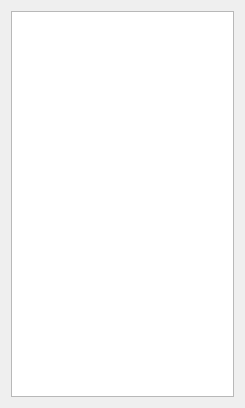
This is orderview.ui in LASTLINEK/BaoShiMiZhen as Qt 5 draws it before an edit. The edited form follows.
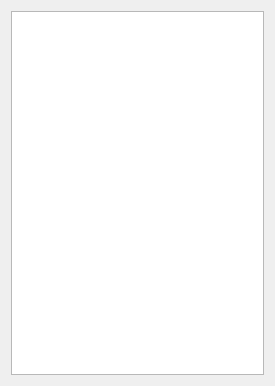
This is the edited form. Icons and pictures are not drawn.

What changed in the file:
```diff
--- a/orderview.ui
+++ b/orderview.ui
@@ -6,8 +6,8 @@
    <rect>
     <x>0</x>
     <y>0</y>
-    <width>245</width>
-    <height>408</height>
+    <width>275</width>
+    <height>386</height>
    </rect>
   </property>
   <property name="font">
@@ -22,10 +22,13 @@
    <string>排行榜</string>
   </property>
   <property name="autoFillBackground">
-   <bool>true</bool>
+   <bool>false</bool>
   </property>
-  <layout class="QGridLayout" name="gridLayout">
-   <item row="0" column="0">
+  <property name="styleSheet">
+   <string notr="true">background-image: url(:/back/orderBg .jpg);</string>
+  </property>
+  <layout class="QHBoxLayout" name="horizontalLayout">
+   <item>
     <widget class="QTableView" name="tableView">
      <property name="font">
       <font>
```
Left out of the diff: 4 changed lines with no effect on the pictures.
